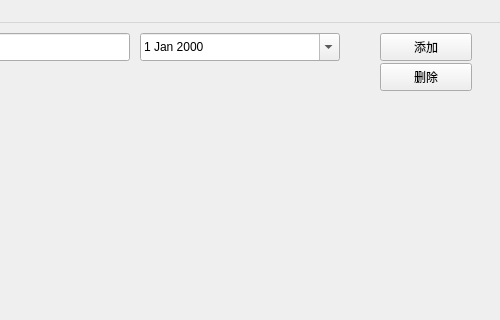
Above: frm_admin.ui from zhongjf25/Airline-Reservation-System before the change; both pictures show x 700 to 1200 and y 0 to 320 of the 1200 by 800 pixel window. Below: the same form after it.
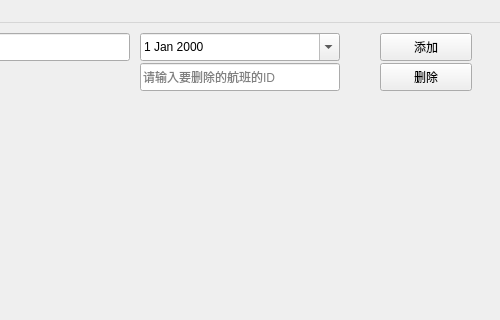
That is the form after the change.

Commit message: add delete button

Patch:
```diff
--- a/frm_admin.ui
+++ b/frm_admin.ui
@@ -113,6 +113,20 @@
     </property>
    </widget>
 
+   <widget class="QLineEdit" name="lineEdit_deleteId">
+    <property name="geometry">
+     <rect>
+      <x>840</x>
+      <y>40</y>
+      <width>200</width>
+      <height>28</height>
+     </rect>
+    </property>
+    <property name="placeholderText">
+     <string>请输入要删除的航班的ID</string>
+    </property>
+   </widget>
+
    <widget class="QDateEdit" name="dateEdit_departureDate">
     <property name="geometry">
      <rect>
```
The commit also changes 13 other files.
